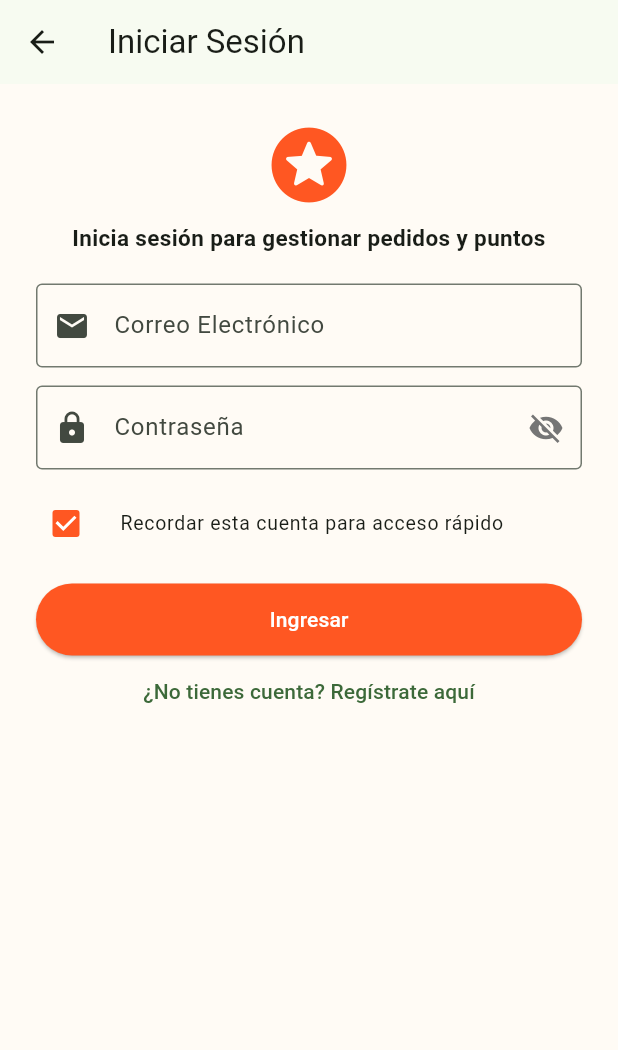
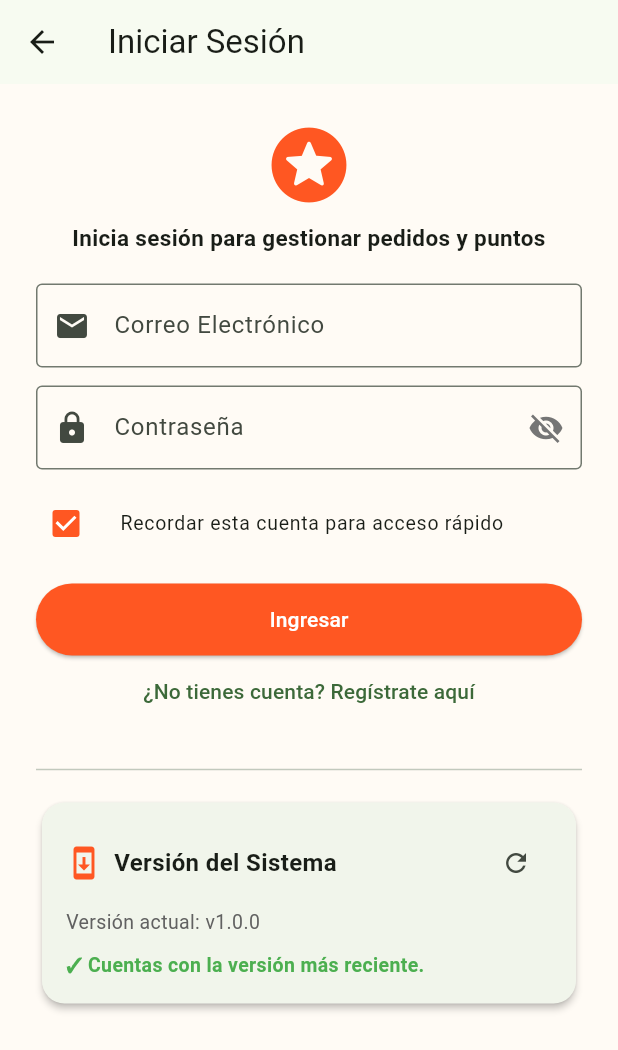
Before and after one commit to LDavidCastro/kotemal_app, a Flutter app: the screen it shows after launch, after a tap on the "person outline" icon, on a phone screen of 412 x 824 dp. Shown: the top 1050 px of the screen. Run offline on Flutter 3.47's test engine with Material 3 defaults, Android fonts, the phone set to English and light mode, and no system bars; our stand-ins replace flutter_map, flutter_riverpod, geolocator, image_picker, latlong2, package_info_plus and 2 more; missing offline and left inert: ota_update; accounts and stored records are empty; network calls fail; statements that could not run were skipped.

Commit message:
feat: modulo de actualizacion visible en login y perfil

```diff
--- /dev/null
+++ b/lib/core/widgets/app_update_card.dart
@@ -0,0 +1,151 @@
+import 'package:flutter/material.dart';
+import 'package:ota_update/ota_update.dart';
+import '../services/update_service.dart';
+
+class AppUpdateCard extends StatefulWidget {
+  const AppUpdateCard({super.key});
+
+  @override
+  State<AppUpdateCard> createState() => _AppUpdateCardState();
+}
+
+class _AppUpdateCardState extends State<AppUpdateCard> {
+  bool _isChecking = false;
+  AppUpdateInfo? _updateInfo;
+  String? _downloadProgress;
+
+  @override
+  void initState() {
+    super.initState();
+    _check();
+  }
+
+  Future<void> _check() async {
+    setState(() => _isChecking = true);
+    final info = await UpdateService.checkForUpdate();
+    if (mounted) {
+      setState(() {
+        _updateInfo = info;
+        _isChecking = false;
+      });
+    }
+  }
+
+  void _startUpdate(String apkUrl) {
+    try {
+      UpdateService.downloadAndInstall(apkUrl).listen((OtaEvent event) {
+        setState(() {
+          if (event.status == OtaStatus.DOWNLOADING) {
+            _downloadProgress = 'Descargando actualización: ${event.value}%';
+          } else if (event.status == OtaStatus.INSTALLING) {
+            _downloadProgress = 'Abriendo instalador del sistema...';
+          } else {
+            _downloadProgress = null;
+          }
+        });
+      }, onError: (e) {
+        setState(() => _downloadProgress = null);
+        ScaffoldMessenger.of(context).showSnackBar(
+          SnackBar(content: Text('Error al descargar actualización: $e')),
+        );
+      });
+    } catch (e) {
+      ScaffoldMessenger.of(context).showSnackBar(
+        SnackBar(content: Text('No se pudo iniciar la descarga: $e')),
+      );
+    }
+  }
+
+  @override
+  Widget build(BuildContext context) {
+    return Card(
+      elevation: 2,
+      shape: RoundedRectangleBorder(borderRadius: BorderRadius.circular(15)),
+      child: Padding(
+        padding: const EdgeInsets.all(16.0),
+        child: Column(
+          crossAxisAlignment: CrossAxisAlignment.start,
+          children: [
+            Row(
+              children: [
+                const Icon(Icons.system_update, color: Colors.deepOrange),
+                const SizedBox(width: 8),
+                const Text(
+                  'Versión del Sistema',
+                  style: TextStyle(fontSize: 16, fontWeight: FontWeight.bold),
+                ),
+                const Spacer(),
+                if (_isChecking)
+                  const SizedBox(
+                    width: 16,
+                    height: 16,
+                    child: CircularProgressIndicator(strokeWidth: 2),
+                  )
+                else
+                  IconButton(
+                    icon: const Icon(Icons.refresh, size: 20),
+                    tooltip: 'Buscar actualizaciones',
+                    onPressed: _check,
+                  ),
+              ],
+            ),
+            const SizedBox(height: 6),
+            Text(
+              'Versión actual: v${_updateInfo?.currentVersion ?? '1.0.0'}',
+              style: TextStyle(color: Colors.grey.shade700, fontSize: 13),
+            ),
+            const SizedBox(height: 10),
+
+            if (_downloadProgress != null) ...[
+              LinearProgressIndicator(color: Colors.deepOrange, backgroundColor: Colors.orange.shade100),
+              const SizedBox(height: 6),
+              Text(_downloadProgress!, style: const TextStyle(fontSize: 12, fontWeight: FontWeight.bold)),
+            ] else if (_updateInfo != null && _updateInfo!.hasUpdate && _updateInfo!.downloadUrl != null) ...[
+              Container(
+                width: double.infinity,
+                padding: const EdgeInsets.all(12),
+                decoration: BoxDecoration(
+                  color: Colors.green.shade50,
+                  borderRadius: BorderRadius.circular(8),
+                  border: Border.all(color: Colors.green.shade300),
+                ),
+                child: Column(
+                  crossAxisAlignment: CrossAxisAlignment.start,
+                  children: [
+                    Text(
+                      '¡Nueva versión v${_updateInfo!.latestVersion} disponible!',
+                      style: TextStyle(fontWeight: FontWeight.bold, color: Colors.green.shade900),
+                    ),
+                    if (_updateInfo!.releaseNotes != null && _updateInfo!.releaseNotes!.isNotEmpty)
+                      Padding(
+                        padding: const EdgeInsets.only(top: 4),
+                        child: Text(_updateInfo!.releaseNotes!, style: const TextStyle(fontSize: 12)),
+                      ),
+                  ],
+                ),
+              ),
+              const SizedBox(height: 10),
+              SizedBox(
+                width: double.infinity,
+                child: ElevatedButton.icon(
+                  style: ElevatedButton.styleFrom(
+                    backgroundColor: Colors.green.shade700,
+                    foregroundColor: Colors.white,
+                  ),
+                  icon: const Icon(Icons.download),
+                  label: const Text('Descargar e Instalar Actualización'),
+                  onPressed: () => _startUpdate(_updateInfo!.downloadUrl!),
+                ),
+              ),
+            ] else if (!_isChecking) ...[
+              const Text(
+                '✓ Cuentas con la versión más reciente.',
+                style: TextStyle(color: Colors.green, fontSize: 13, fontWeight: FontWeight.w600),
+              ),
+            ],
+          ],
+        ),
+      ),
+    );
+  }
+}
--- a/lib/features/auth/presentation/auth_screen.dart
+++ b/lib/features/auth/presentation/auth_screen.dart
@@ -1,6 +1,7 @@
 import 'package:flutter/material.dart';
 import 'package:supabase_flutter/supabase_flutter.dart';
 import '../../../core/services/account_manager_service.dart';
+import '../../../core/widgets/app_update_card.dart';
 
 class AuthScreen extends StatefulWidget {
   const AuthScreen({super.key});
@@ -281,6 +282,13 @@ class _AuthScreenState extends State<AuthScreen> {
                     : '¿Ya tienes cuenta? Inicia sesión',
               ),
             ),
+
+            const SizedBox(height: 20),
+            const Divider(),
+            const SizedBox(height: 10),
+
+            // Tarjeta de actualización accesible para usuarios no registrados / cerrados
+            const AppUpdateCard(),
           ],
         ),
       ),
```
